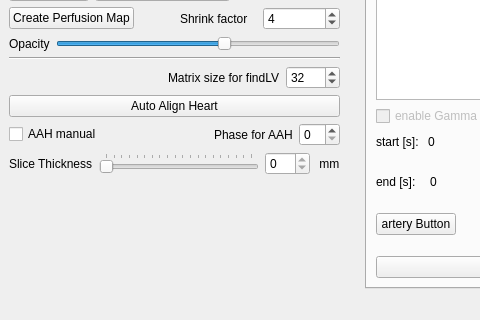
Above: main/KardioPerfusion.ui from CardiacImagingCharite/CardiacPerfusion before the change; both pictures show x 0 to 480 and y 585 to 905 of the 1182 by 905 pixel window. Below: the same form after it.
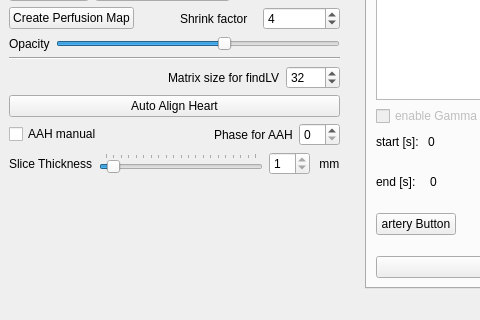
That is the form after the change. Icons and pictures are not drawn. Custom widgets are drawn as their Qt base class.

Diff of the .ui file:
```diff
--- a/main/KardioPerfusion.ui
+++ b/main/KardioPerfusion.ui
@@ -688,7 +688,7 @@
           <item>
            <widget class="QSlider" name="slider_thickness">
             <property name="minimum">
-             <number>1</number>
+             <number>0</number>
             </property>
             <property name="maximum">
              <number>20</number>
@@ -719,13 +719,13 @@
              <bool>true</bool>
             </property>
             <property name="minimum">
-             <number>-20</number>
+             <number>1</number>
             </property>
             <property name="maximum">
              <number>20</number>
             </property>
             <property name="value">
-             <number>0</number>
+             <number>1</number>
             </property>
            </widget>
           </item>
```
